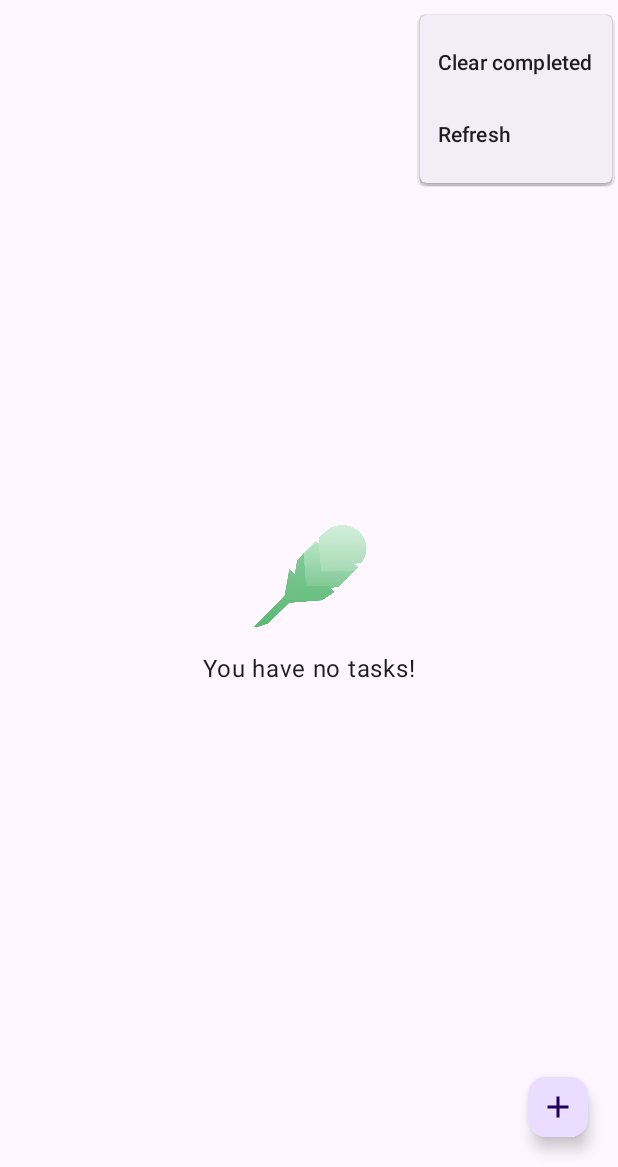
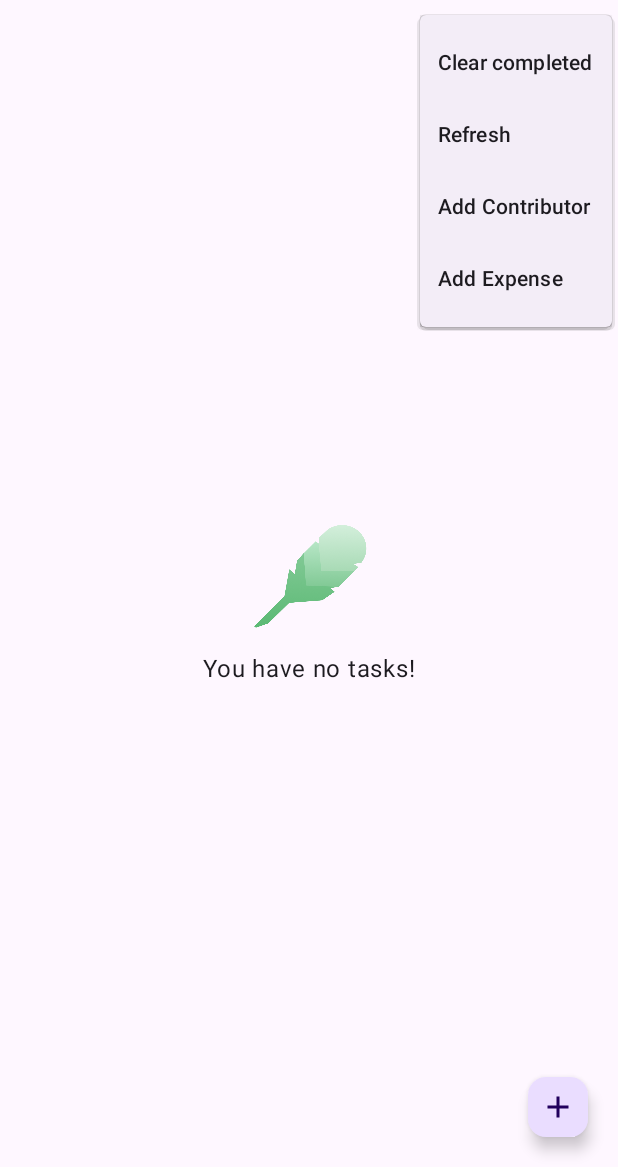
Before and after one commit to mnk98/testprojects, an Android app built with Jetpack Compose: the screen it shows after launch (TodoActivity), after a tap on "More", on a phone screen of 412 x 824 dp, the part 69-1236 px from its top. Run offline under Robolectric (Android 15) with nearby library versions, the phone set to English and light mode, and no system bars; our stand-ins replace Dagger/Hilt's generated code, Room's generated code, Timber, accompanist.

Commit message:
chore: added expense

```diff
--- a/architecture-samples-main/app/src/main/java/com/example/android/architecture/blueprints/todoapp/TodoNavGraph.kt
+++ b/architecture-samples-main/app/src/main/java/com/example/android/architecture/blueprints/todoapp/TodoNavGraph.kt
@@ -37,6 +37,7 @@ import com.example.android.architecture.blueprints.todoapp.TodoDestinationsArgs.
 import com.example.android.architecture.blueprints.todoapp.TodoDestinationsArgs.USER_MESSAGE_ARG
 import com.example.android.architecture.blueprints.todoapp.addedittask.AddEditTaskScreen
 import com.example.android.architecture.blueprints.todoapp.contributor.ui.AddContributorScreen
+import com.example.android.architecture.blueprints.todoapp.expense.ui.AddExpenseScreen
 import com.example.android.architecture.blueprints.todoapp.statistics.StatisticsScreen
 import com.example.android.architecture.blueprints.todoapp.taskdetail.TaskDetailScreen
 import com.example.android.architecture.blueprints.todoapp.tasks.TasksScreen
@@ -75,7 +76,9 @@ fun TodoNavGraph(
                     onUserMessageDisplayed = { entry.arguments?.putInt(USER_MESSAGE_ARG, 0) },
                     onAddTask = { navActions.navigateToAddContributor() },
                     onTaskClick = { task -> navActions.navigateToTaskDetail(task.id) },
-                    openDrawer = { coroutineScope.launch { drawerState.open() } }
+                    openDrawer = { coroutineScope.launch { drawerState.open() } },
+                    onAddContributor = { navActions.navigateToAddContributor() },
+                    onAddExpense = { navActions.navigateToAddExpense() }
                 )
             }
         }
@@ -117,6 +120,12 @@ fun TodoNavGraph(
                 onNavigateBack = { navController.popBackStack() }
             )
         }
+
+        composable(TodoDestinations.ADD_EXPENSE_ROUTE) {
+            AddExpenseScreen(
+                onNavigateBack = { navController.popBackStack() }
+            )
+        }
     }
 }
 
--- a/architecture-samples-main/app/src/main/java/com/example/android/architecture/blueprints/todoapp/tasks/TasksScreen.kt
+++ b/architecture-samples-main/app/src/main/java/com/example/android/architecture/blueprints/todoapp/tasks/TasksScreen.kt
@@ -71,6 +71,8 @@ fun TasksScreen(
     onTaskClick: (Task) -> Unit,
     onUserMessageDisplayed: () -> Unit,
     openDrawer: () -> Unit,
+    onAddContributor: () -> Unit,
+    onAddExpense: () -> Unit,
     modifier: Modifier = Modifier,
     viewModel: TasksViewModel = hiltViewModel(),
     snackbarHostState: SnackbarHostState = remember { SnackbarHostState() }
@@ -85,7 +87,9 @@ fun TasksScreen(
                 onFilterActiveTasks = { viewModel.setFiltering(ACTIVE_TASKS) },
                 onFilterCompletedTasks = { viewModel.setFiltering(COMPLETED_TASKS) },
                 onClearCompletedTasks = { viewModel.clearCompletedTasks() },
-                onRefresh = { viewModel.refresh() }
+                onRefresh = { viewModel.refresh() },
+                onAddContributor = onAddContributor,
+                onAddExpense = onAddExpense
             )
         },
         floatingActionButton = {
--- a/architecture-samples-main/app/src/main/java/com/example/android/architecture/blueprints/todoapp/util/TodoDrawer.kt
+++ b/architecture-samples-main/app/src/main/java/com/example/android/architecture/blueprints/todoapp/util/TodoDrawer.kt
@@ -16,6 +16,8 @@
 
 package com.example.android.architecture.blueprints.todoapp.util
 
+import androidx.annotation.DrawableRes
+import androidx.annotation.StringRes
 import androidx.compose.foundation.Image
 import androidx.compose.foundation.background
 import androidx.compose.foundation.layout.Arrangement
@@ -26,9 +28,9 @@ import androidx.compose.foundation.layout.fillMaxSize
 import androidx.compose.foundation.layout.fillMaxWidth
 import androidx.compose.foundation.layout.height
 import androidx.compose.foundation.layout.padding
+import androidx.compose.foundation.layout.size
 import androidx.compose.foundation.layout.width
 import androidx.compose.material3.DrawerState
-import androidx.compose.material3.Icon
 import androidx.compose.material3.MaterialTheme
 import androidx.compose.material3.ModalNavigationDrawer
 import androidx.compose.material3.Surface
@@ -38,6 +40,8 @@ import androidx.compose.runtime.Composable
 import androidx.compose.runtime.rememberCoroutineScope
 import androidx.compose.ui.Alignment
 import androidx.compose.ui.Modifier
+import androidx.compose.ui.graphics.Color
+import androidx.compose.ui.graphics.ColorFilter
 import androidx.compose.ui.graphics.painter.Painter
 import androidx.compose.ui.res.dimensionResource
 import androidx.compose.ui.res.painterResource
@@ -50,6 +54,20 @@ import com.example.android.architecture.blueprints.todoapp.TodoNavigationActions
 import com.example.android.architecture.blueprints.todoapp.TodoTheme
 import kotlinx.coroutines.CoroutineScope
 import kotlinx.coroutines.launch
+
+enum class TodoDrawerItem(
+    @StringRes val title: Int,
+    @DrawableRes val iconRes: Int,
+    val route: String
+) {
+    Tasks(R.string.list_title, R.drawable.ic_list, TodoDestinations.TASKS_ROUTE),
+    Statistics(R.string.statistics_title, R.drawable.ic_statistics, TodoDestinations.STATISTICS_ROUTE),
+    AddContributor(R.string.add_contributor, R.drawable.ic_person_add, TodoDestinations.ADD_CONTRIBUTOR_ROUTE),
+    AddExpense(R.string.add_expense, R.drawable.ic_add_expense, TodoDestinations.ADD_EXPENSE_ROUTE);
+
+    @Composable
+    fun icon(): Painter = painterResource(id = iconRes)
+}
 
 @Composable
 fun AppModalDrawer(
@@ -66,6 +84,8 @@ fun AppModalDrawer(
                 currentRoute = currentRoute,
                 navigateToTasks = { navigationActions.navigateToTasks() },
                 navigateToStatistics = { navigationActions.navigateToStatistics() },
+                navigateToAddContributor = { navigationActions.navigateToAddContributor() },
+                navigateToAddExpense = { navigationActions.navigateToAddExpense() },
                 closeDrawer = { coroutineScope.launch { drawerState.close() } }
             )
         }
@@ -79,30 +99,80 @@ private fun AppDrawer(
     currentRoute: String,
     navigateToTasks: () -> Unit,
     navigateToStatistics: () -> Unit,
+    navigateToAddContributor: () -> Unit,
+    navigateToAddExpense: () -> Unit,
     closeDrawer: () -> Unit,
     modifier: Modifier = Modifier
 ) {
     Surface(color = MaterialTheme.colorScheme.background) {
         Column(modifier = modifier.fillMaxSize()) {
             DrawerHeader()
-            DrawerButton(
-                painter = painterResource(id = R.drawable.ic_list),
-                label = stringResource(id = R.string.list_title),
-                isSelected = currentRoute == TodoDestinations.TASKS_ROUTE,
-                action = {
-                    navigateToTasks()
-                    closeDrawer()
-                }
+            DrawerItem(
+                item = TodoDrawerItem.Tasks,
+                selected = currentRoute == TodoDrawerItem.Tasks.route,
+                onItemClick = { navigateToTasks(); closeDrawer() }
             )
-            DrawerButton(
-                painter = painterResource(id = R.drawable.ic_statistics),
-                label = stringResource(id = R.string.statistics_title),
-                isSelected = currentRoute == TodoDestinations.STATISTICS_ROUTE,
-                action = {
-                    navigateToStatistics()
-                    closeDrawer()
-                }
+            DrawerItem(
+                item = TodoDrawerItem.Statistics,
+                selected = currentRoute == TodoDrawerItem.Statistics.route,
+                onItemClick = { navigateToStatistics(); closeDrawer() }
             )
+            DrawerItem(
+                item = TodoDrawerItem.AddContributor,
+                selected = currentRoute == TodoDrawerItem.AddContributor.route,
+                onItemClick = { navigateToAddContributor(); closeDrawer() }
+            )
+            DrawerItem(
+                item = TodoDrawerItem.AddExpense,
+                selected = currentRoute == TodoDrawerItem.AddExpense.route,
+                onItemClick = { navigateToAddExpense(); closeDrawer() }
+            )
+        }
+    }
+}
+
+@Composable
+private fun DrawerItem(item: TodoDrawerItem, selected: Boolean, onItemClick: () -> Unit) {
+    val backgroundColor = if (selected) {
+        MaterialTheme.colorScheme.primaryContainer
+    } else {
+        MaterialTheme.colorScheme.surface
+    }
+    val contentColor = if (selected) {
+        MaterialTheme.colorScheme.onPrimaryContainer
+    } else {
+        MaterialTheme.colorScheme.onSurface
+    }
+
+    Surface(
+        modifier = Modifier
+            .fillMaxWidth()
+            .padding(horizontal = 12.dp),
+        color = backgroundColor,
+        shape = MaterialTheme.shapes.small
+    ) {
+        TextButton(
+            onClick = onItemClick,
+            modifier = Modifier.fillMaxWidth()
+        ) {
+            Row(
+                horizontalArrangement = Arrangement.Start,
+                verticalAlignment = Alignment.CenterVertically,
+                modifier = Modifier.fillMaxWidth()
+            ) {
+                Image(
+                    painter = item.icon(),
+                    contentDescription = stringResource(id = item.title),
+                    colorFilter = ColorFilter.tint(contentColor),
+                    modifier = Modifier.size(24.dp)
+                )
+                Spacer(Modifier.width(16.dp))
+                Text(
+                    text = stringResource(id = item.title),
+                    style = MaterialTheme.typography.bodyLarge,
+                    color = contentColor
+                )
+            }
         }
     }
 }
@@ -116,60 +186,19 @@ private fun DrawerHeader(
         verticalArrangement = Arrangement.Center,
         modifier = modifier
             .fillMaxWidth()
-            .background(primaryDarkColor)
             .height(dimensionResource(id = R.dimen.header_height))
             .padding(dimensionResource(id = R.dimen.header_padding))
     ) {
         Image(
             painter = painterResource(id = R.drawable.logo_no_fill),
             contentDescription =
-            stringResource(id = R.string.tasks_header_image_content_description),
+                stringResource(id = R.string.tasks_header_image_content_description),
             modifier = Modifier.width(dimensionResource(id = R.dimen.header_image_width))
         )
         Text(
             text = stringResource(id = R.string.navigation_view_header_title),
             color = MaterialTheme.colorScheme.surface
         )
-    }
-}
-
-@Composable
-private fun DrawerButton(
-    painter: Painter,
-    label: String,
-    isSelected: Boolean,
-    action: () -> Unit,
-    modifier: Modifier = Modifier
-) {
-    val tintColor = if (isSelected) {
-        MaterialTheme.colorScheme.secondary
-    } else {
-        MaterialTheme.colorScheme.onSurface.copy(alpha = 0.6f)
-    }
-
-    TextButton(
-        onClick = action,
-        modifier = modifier
-            .fillMaxWidth()
-            .padding(horizontal = dimensionResource(id = R.dimen.horizontal_margin))
-    ) {
-        Row(
-            horizontalArrangement = Arrangement.Start,
-            verticalAlignment = Alignment.CenterVertically,
-            modifier = Modifier.fillMaxWidth()
-        ) {
-            Icon(
-                painter = painter,
-                contentDescription = null, // decorative
-                tint = tintColor
-            )
-            Spacer(Modifier.width(16.dp))
-            Text(
-                text = label,
-                style = MaterialTheme.typography.bodySmall,
-                color = tintColor
-            )
-        }
     }
 }
 
@@ -182,7 +211,10 @@ fun PreviewAppDrawer() {
                 currentRoute = TodoDestinations.TASKS_ROUTE,
                 navigateToTasks = {},
                 navigateToStatistics = {},
-                closeDrawer = {}
+                navigateToAddContributor = {},
+                navigateToAddExpense = {},
+                closeDrawer = {},
+                modifier = Modifier.fillMaxWidth()
             )
         }
     }
--- a/architecture-samples-main/app/src/main/java/com/example/android/architecture/blueprints/todoapp/util/TopAppBars.kt
+++ b/architecture-samples-main/app/src/main/java/com/example/android/architecture/blueprints/todoapp/util/TopAppBars.kt
@@ -57,7 +57,9 @@ fun TasksTopAppBar(
     onFilterActiveTasks: () -> Unit,
     onFilterCompletedTasks: () -> Unit,
     onClearCompletedTasks: () -> Unit,
-    onRefresh: () -> Unit
+    onRefresh: () -> Unit,
+    onAddContributor: () -> Unit,
+    onAddExpense: () -> Unit
 ) {
     TopAppBar(
         title = { Text(text = stringResource(id = R.string.app_name)) },
@@ -68,7 +70,7 @@ fun TasksTopAppBar(
         },
         actions = {
             FilterTasksMenu(onFilterAllTasks, onFilterActiveTasks, onFilterCompletedTasks)
-            MoreTasksMenu(onClearCompletedTasks, onRefresh)
+            MoreTasksMenu(onClearCompletedTasks, onRefresh, onAddContributor, onAddExpense)
         },
         modifier = Modifier.fillMaxWidth()
     )
@@ -103,7 +105,9 @@ private fun FilterTasksMenu(
 @Composable
 private fun MoreTasksMenu(
     onClearCompletedTasks: () -> Unit,
-    onRefresh: () -> Unit
+    onRefresh: () -> Unit,
+    onAddContributor: () -> Unit,
+    onAddExpense: () -> Unit
 ) {
     TopAppBarDropdownMenu(
         iconContent = {
@@ -117,6 +121,14 @@ private fun MoreTasksMenu(
         DropdownMenuItem(
             text = { Text(text = stringResource(id = R.string.refresh)) },
             onClick = { onRefresh(); closeMenu() }
+        )
+        DropdownMenuItem(
+            text = { Text(text = stringResource(id = R.string.add_contributor)) },
+            onClick = { onAddContributor(); closeMenu() }
+        )
+        DropdownMenuItem(
+            text = { Text(text = stringResource(id = R.string.add_expense)) },
+            onClick = { onAddExpense(); closeMenu() }
         )
     }
 }
@@ -188,12 +200,12 @@ fun AddEditTaskTopAppBar(@StringRes title: Int, onBack: () -> Unit) {
     )
 }
 
-@Preview
+@Preview("Tasks screen top app bar")
 @Composable
 private fun TasksTopAppBarPreview() {
     TodoTheme {
         Surface {
-            TasksTopAppBar({}, {}, {}, {}, {}, {})
+            TasksTopAppBar({}, {}, {}, {}, {}, {}, {}, {})
         }
     }
 }
--- /dev/null
+++ b/architecture-samples-main/app/src/main/res/drawable/ic_add_expense.xml
@@ -0,0 +1,10 @@
+<?xml version="1.0" encoding="utf-8"?>
+<vector xmlns:android="http://schemas.android.com/apk/res/android"
+    android:width="24dp"
+    android:height="24dp"
+    android:viewportWidth="24"
+    android:viewportHeight="24">
+    <path
+        android:fillColor="#000000"
+        android:pathData="M20,4L4,4c-1.11,0 -1.99,0.89 -1.99,2L2,18c0,1.11 0.89,2 2,2h16c1.11,0 2,-0.89 2,-2L22,6c0,-1.11 -0.89,-2 -2,-2zM11,17L4,17v-2h7v2zM20,17h-7v-2h7v2zM20,13L4,13v-2h16v2zM20,9L4,9L4,7h16v2z"/>
+</vector>
--- /dev/null
+++ b/architecture-samples-main/app/src/main/res/drawable/ic_person_add.xml
@@ -0,0 +1,10 @@
+<?xml version="1.0" encoding="utf-8"?>
+<vector xmlns:android="http://schemas.android.com/apk/res/android"
+    android:width="24dp"
+    android:height="24dp"
+    android:viewportWidth="24"
+    android:viewportHeight="24">
+    <path
+        android:fillColor="#000000"
+        android:pathData="M15,12c2.21,0 4,-1.79 4,-4s-1.79,-4 -4,-4 -4,1.79 -4,4 1.79,4 4,4zM6,10L6,7L4,7v3L1,10v2h3v3h2v-3h3v-2L6,10zM15,14c-2.67,0 -8,1.34 -8,4v2h16v-2c0,-2.66 -5.33,-4 -8,-4z"/>
+</vector>
--- a/architecture-samples-main/app/src/main/res/values/strings.xml
+++ b/architecture-samples-main/app/src/main/res/values/strings.xml
@@ -39,8 +39,10 @@
     <string name="cd_save_task">Save task</string>
     <string name="empty_task_message">Tasks cannot be empty</string>
     <string name="successfully_saved_task_message">Task saved</string>
-    <string name="list_title">Task List</string>
+    <string name="list_title">Todo List</string>
     <string name="statistics_title">Statistics</string>
+    <string name="add_contributor">Add Contributor</string>
+    <string name="add_expense">Add Expense</string>
     <string name="statistics_no_tasks">You have no tasks.</string>
     <string name="statistics_active_tasks">Active tasks: %.1f%%</string>
     <string name="statistics_completed_tasks">Completed tasks: %.1f%%</string>
```
Also changed, not shown: architecture-samples-main/app/src/main/java/com/example/android/architecture/blueprints/todoapp/TodoNavigation.kt (+21 -16 lines), architecture-samples-main/app/src/main/java/com/example/android/architecture/blueprints/todoapp/expense/data/Expense.kt (added, +12 -0 lines), architecture-samples-main/app/src/main/java/com/example/android/architecture/blueprints/todoapp/expense/data/ExpenseRepository.kt (added, +17 -0 lines), architecture-samples-main/app/src/main/java/com/example/android/architecture/blueprints/todoapp/expense/ui/AddExpenseScreen.kt (added, +131 -0 lines), architecture-samples-main/app/src/main/java/com/example/android/architecture/blueprints/todoapp/expense/ui/AddExpenseViewModel.kt (added, +77 -0 lines).
